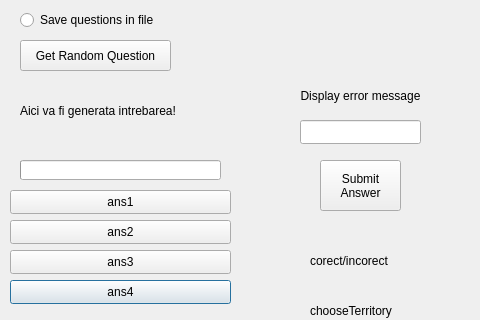
This is Triviador/Triviador/GameElementsGenerator.ui in AndreiAndreea/TriviadorMCpp as Qt 5 draws it before an edit; both pictures show x 0 to 480 and y 0 to 320 of the 766 by 452 pixel window. The edited form follows.
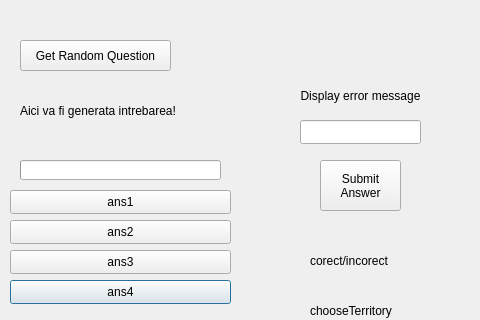
This is the edited form.

Commit message: Added 2 constructors that matches the database format for adding the single and multiple choice questions. Deleted the 2 wrappers from Database class. Fixed a bug that added the same questions 2 times in a row. Added a functionality to get 'n' random single choice questions and 'n' multiple choice questions.

The edit to the form file:
```diff
--- a/Triviador/Triviador/GameElementsGenerator.ui
+++ b/Triviador/Triviador/GameElementsGenerator.ui
@@ -146,19 +146,6 @@
 Answer</string>
    </property>
   </widget>
-  <widget class="QRadioButton" name="saveQuestionsInFileButton">
-   <property name="geometry">
-    <rect>
-     <x>20</x>
-     <y>10</y>
-     <width>151</width>
-     <height>20</height>
-    </rect>
-   </property>
-   <property name="text">
-    <string>Save questions in file</string>
-   </property>
-  </widget>
   <widget class="QLabel" name="checkAnswerSelection">
    <property name="geometry">
     <rect>
```
The commit also changes 13 other files.
